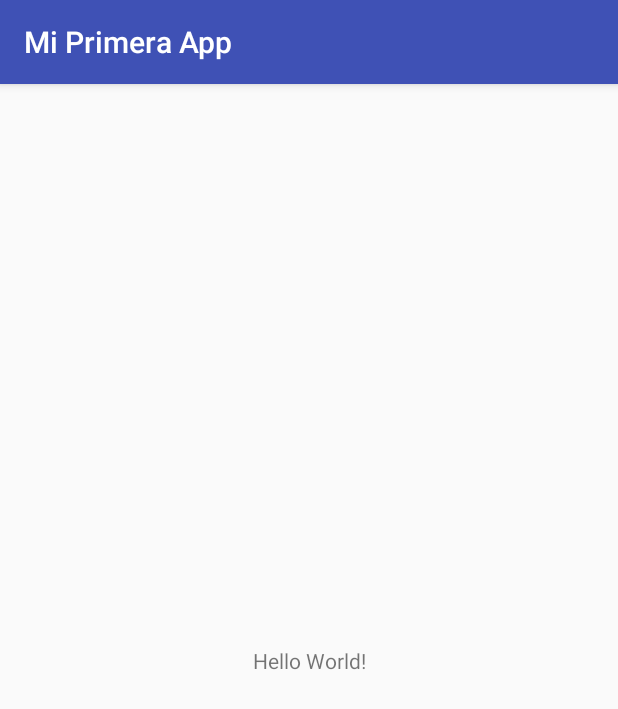
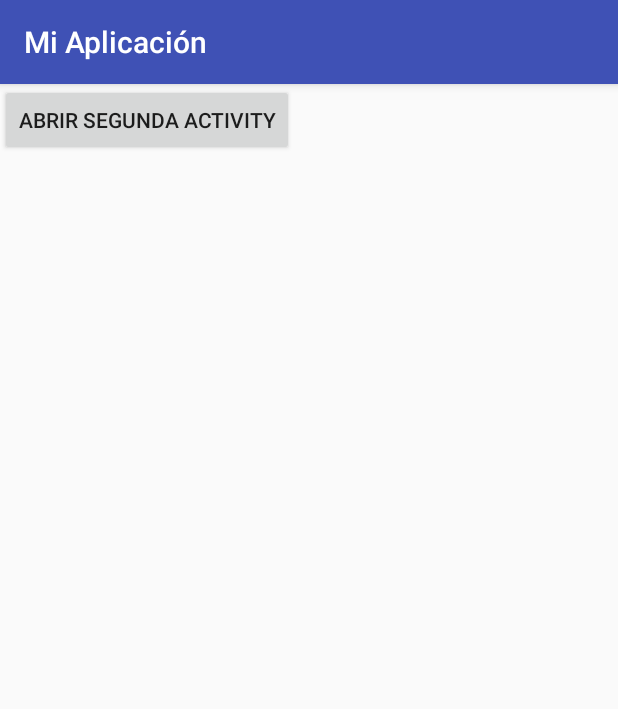
Before and after one commit to jesus121/aplicacion, an Android app: the screen it shows after launch (MainActivity), on a phone screen of 412 x 824 dp. Shown: the top 709 px of the screen. Run offline under Robolectric (Android 15) with nearby library versions, the phone set to English and light mode, and no system bars.

Commit message:
esta es la practica de la segunda aplicación añadiendole botones , y otra pantalla

```diff
--- a/MiPrimeraApp/app/build.gradle
+++ b/MiPrimeraApp/app/build.gradle
@@ -4,7 +4,7 @@ android {
     compileSdkVersion 27
     defaultConfig {
         applicationId "com.teaching.android.miprimeraapp"
-        minSdkVersion 26
+        minSdkVersion 19
         targetSdkVersion 27
         versionCode 1
         versionName "1.0"
--- a/MiPrimeraApp/app/src/main/AndroidManifest.xml
+++ b/MiPrimeraApp/app/src/main/AndroidManifest.xml
@@ -6,7 +6,7 @@
         android:allowBackup="true"
         android:icon="@mipmap/ic_launcher"
         android:label="@string/app_name"
-        android:roundIcon="@mipmap/ic_launcher_round"
+        android:roundIcon="@mipmap/ic_launcher"
         android:supportsRtl="true"
         android:theme="@style/AppTheme">
         <activity android:name=".MainActivity">
@@ -16,6 +16,7 @@
                 <category android:name="android.intent.category.LAUNCHER" />
             </intent-filter>
         </activity>
+        <activity android:name=".SegundaActivity"></activity>
     </application>
 
 </manifest>
--- a/MiPrimeraApp/app/src/main/java/com/teaching/android/miprimeraapp/MainActivity.java
+++ b/MiPrimeraApp/app/src/main/java/com/teaching/android/miprimeraapp/MainActivity.java
@@ -1,7 +1,14 @@
 package com.teaching.android.miprimeraapp;
 
+import android.content.Intent;
+import android.net.Uri;
+import android.os.Debug;
 import android.support.v7.app.AppCompatActivity;
 import android.os.Bundle;
+import android.util.Log;
+import android.view.View;
+
+import java.time.Instant;
 
 public class MainActivity extends AppCompatActivity {
 
@@ -9,5 +16,44 @@ public class MainActivity extends AppCompatActivity {
     protected void onCreate(Bundle savedInstanceState) {
         super.onCreate(savedInstanceState);
         setContentView(R.layout.activity_main);
+        Log.d("MainActivity" , "onCreate");
     }
+
+    @Override
+    protected void onStart() {
+        super.onStart();
+        Log.d("MainActivity" , "onStart");
+    }
+
+    @Override
+    protected void onResume() {
+        super.onResume();
+        Log.d("MainActivity" , "onSResume");
+    }
+
+    @Override
+    protected void onPause() {
+        super.onPause();
+        Log.d("MainActivity" , "onPause");
+    }
+
+    @Override
+    protected void onStop() {
+        super.onStop();
+        Log.d("MainActivity" , "onStop");
+    }
+
+    @Override
+    protected void onDestroy() {
+        super.onDestroy();
+        Log.d("MainActivity" , "onDestroy");
+    }
+
+    public void onClick(View view) {
+        Intent intent =new Intent(this,SegundaActivity.class);
+        intent.putExtra("id","Android Roolz");
+        startActivity(intent);
+
+    }
+
 }
--- a/MiPrimeraApp/app/src/main/res/layout/activity_main.xml
+++ b/MiPrimeraApp/app/src/main/res/layout/activity_main.xml
@@ -1,18 +1,15 @@
 <?xml version="1.0" encoding="utf-8"?>
-<android.support.constraint.ConstraintLayout xmlns:android="http://schemas.android.com/apk/res/android"
+<LinearLayout xmlns:android="http://schemas.android.com/apk/res/android"
+    android:orientation="vertical"
     xmlns:app="http://schemas.android.com/apk/res-auto"
     xmlns:tools="http://schemas.android.com/tools"
     android:layout_width="match_parent"
     android:layout_height="match_parent"
     tools:context=".MainActivity">
 
-    <TextView
+    <Button
         android:layout_width="wrap_content"
         android:layout_height="wrap_content"
-        android:text="Hello World!"
-        app:layout_constraintBottom_toBottomOf="parent"
-        app:layout_constraintLeft_toLeftOf="parent"
-        app:layout_constraintRight_toRightOf="parent"
-        app:layout_constraintTop_toTopOf="parent" />
-
-</android.support.constraint.ConstraintLayout>
+        android:text="Abrir Segunda Activity"
+        android:onClick="onClick"/>
+</LinearLayout>
--- a/MiPrimeraApp/app/src/main/res/mipmap-anydpi-v26/ic_launcher.xml
+++ /dev/null
@@ -1,5 +0,0 @@
-<?xml version="1.0" encoding="utf-8"?>
-<adaptive-icon xmlns:android="http://schemas.android.com/apk/res/android">
-    <background android:drawable="@drawable/ic_launcher_background" />
-    <foreground android:drawable="@drawable/ic_launcher_foreground" />
-</adaptive-icon>
--- a/MiPrimeraApp/app/src/main/res/mipmap-anydpi-v26/ic_launcher_round.xml
+++ /dev/null
@@ -1,5 +0,0 @@
-<?xml version="1.0" encoding="utf-8"?>
-<adaptive-icon xmlns:android="http://schemas.android.com/apk/res/android">
-    <background android:drawable="@drawable/ic_launcher_background" />
-    <foreground android:drawable="@drawable/ic_launcher_foreground" />
-</adaptive-icon>
--- a/MiPrimeraApp/app/src/main/res/values/strings.xml
+++ b/MiPrimeraApp/app/src/main/res/values/strings.xml
@@ -1,3 +1,3 @@
 <resources>
-    <string name="app_name">Mi Primera App</string>
+    <string name="app_name">Mi Aplicación</string>
 </resources>
```
Also changed, not shown: MiPrimeraApp/app/src/main/java/com/teaching/android/miprimeraapp/SegundaActivity.java (added, +29 -0 lines), MiPrimeraApp/app/src/main/res/layout/activity_segunda.xml (added, +28 -0 lines), MiPrimeraApp/app/src/main/res/mipmap-hdpi/ic_launcher.png, MiPrimeraApp/app/src/main/res/mipmap-mdpi/ic_launcher.png, MiPrimeraApp/app/src/main/res/mipmap-xhdpi/ic_launcher.png, MiPrimeraApp/app/src/main/res/mipmap-xxhdpi/ic_launcher.png, MiPrimeraApp/app/src/main/res/mipmap-xxxhdpi/ic_launcher.png.
